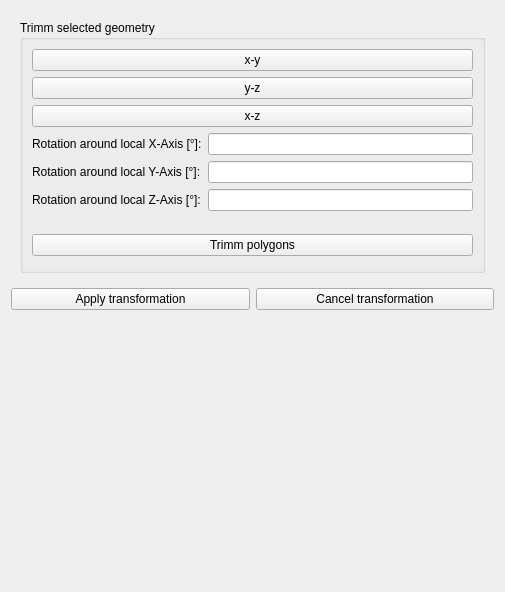
Qt form SIM-VICUS/src/SVPropEditGeometry.ui (Brockaaa/SIM-VICUS) before a commit.
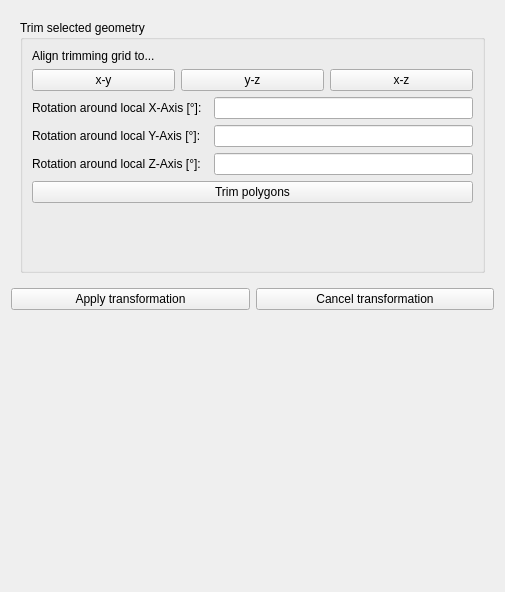
The same form after that commit. Custom widgets are drawn as their Qt base class.

Commit message: added base for UI embedding of the trim feature

What changed in the file:
```diff
--- a/SIM-VICUS/src/SVPropEditGeometry.ui
+++ b/SIM-VICUS/src/SVPropEditGeometry.ui
@@ -578,10 +578,10 @@
        <item row="0" column="0">
         <widget class="QGroupBox" name="groupBox_4">
          <property name="title">
-          <string>Trimm selected geometry</string>
+          <string>Trim selected geometry</string>
          </property>
          <layout class="QGridLayout" name="gridLayout_6">
-          <item row="3" column="1">
+          <item row="4" column="2">
            <widget class="QtExt::ValidatingLineEdit" name="lineEditRotateZ_2">
             <property name="sizePolicy">
              <sizepolicy hsizetype="MinimumExpanding" vsizetype="Fixed">
@@ -597,7 +597,46 @@
             </property>
            </widget>
           </item>
-          <item row="1" column="1">
+          <item row="3" column="0">
+           <widget class="QLabel" name="labelRotationY_2">
+            <property name="minimumSize">
+             <size>
+              <width>0</width>
+              <height>0</height>
+             </size>
+            </property>
+            <property name="text">
+             <string>Rotation around local Y-Axis [°]:</string>
+            </property>
+           </widget>
+          </item>
+          <item row="2" column="0">
+           <widget class="QLabel" name="labelRotationX_2">
+            <property name="minimumSize">
+             <size>
+              <width>0</width>
+              <height>0</height>
+             </size>
+            </property>
+            <property name="text">
+             <string>Rotation around local X-Axis [°]:</string>
+            </property>
+           </widget>
+          </item>
+          <item row="4" column="0">
+           <widget class="QLabel" name="labelRotationZ_2">
+            <property name="minimumSize">
+             <size>
+              <width>0</width>
+              <height>0</height>
+             </size>
+            </property>
+            <property name="text">
+             <string>Rotation around local Z-Axis [°]:</string>
+            </property>
+           </widget>
+          </item>
+          <item row="2" column="2">
            <widget class="QtExt::ValidatingLineEdit" name="lineEditRotateX_2">
             <property name="sizePolicy">
              <sizepolicy hsizetype="MinimumExpanding" vsizetype="Fixed">
@@ -616,109 +655,82 @@
             </property>
            </widget>
           </item>
-          <item row="0" column="0" colspan="2">
+          <item row="3" column="2">
+           <widget class="QtExt::ValidatingLineEdit" name="lineEditRotateY_2">
+            <property name="sizePolicy">
+             <sizepolicy hsizetype="MinimumExpanding" vsizetype="Fixed">
+              <horstretch>0</horstretch>
+              <verstretch>0</verstretch>
+             </sizepolicy>
+            </property>
+            <property name="minimumSize">
+             <size>
+              <width>50</width>
+              <height>0</height>
+             </size>
+            </property>
+           </widget>
+          </item>
+          <item row="5" column="0" colspan="3">
+           <widget class="QPushButton" name="pushButton_4">
+            <property name="text">
+             <string>Trim polygons</string>
+            </property>
+           </widget>
+          </item>
+          <item row="0" column="0" colspan="3">
            <layout class="QVBoxLayout" name="verticalLayout_2">
             <item>
-             <widget class="QPushButton" name="pushButtonTrimmGridXY">
+             <widget class="QLabel" name="label_2">
               <property name="text">
-               <string>x-y</string>
+               <string>Align trimming grid to...</string>
               </property>
              </widget>
             </item>
             <item>
-             <widget class="QPushButton" name="pushButton">
-              <property name="text">
-               <string>y-z</string>
-              </property>
-             </widget>
-            </item>
-            <item>
-             <widget class="QPushButton" name="pushButton_3">
-              <property name="text">
-               <string>x-z</string>
-              </property>
-             </widget>
+             <layout class="QHBoxLayout" name="horizontalLayout_5">
+              <item>
+               <layout class="QHBoxLayout" name="horizontalLayout_9">
+                <item>
+                 <widget class="QPushButton" name="pushButtonTrimmGridXY">
+                  <property name="text">
+                   <string>x-y</string>
+                  </property>
+                 </widget>
+                </item>
+                <item>
+                 <widget class="QPushButton" name="pushButton">
+                  <property name="text">
+                   <string>y-z</string>
+                  </property>
+                 </widget>
+                </item>
+                <item>
+                 <widget class="QPushButton" name="pushButton_3">
+                  <property name="text">
+                   <string>x-z</string>
+                  </property>
+                 </widget>
+                </item>
+               </layout>
+              </item>
+             </layout>
             </item>
            </layout>
           </item>
-          <item row="2" column="1">
-           <widget class="QtExt::ValidatingLineEdit" name="lineEditRotateY_2">
-            <property name="sizePolicy">
-             <sizepolicy hsizetype="MinimumExpanding" vsizetype="Fixed">
-              <horstretch>0</horstretch>
-              <verstretch>0</verstretch>
-             </sizepolicy>
-            </property>
-            <property name="minimumSize">
-             <size>
-              <width>50</width>
-              <height>0</height>
-             </size>
-            </property>
-           </widget>
-          </item>
-          <item row="1" column="0">
-           <widget class="QLabel" name="labelRotationX_2">
-            <property name="minimumSize">
-             <size>
-              <width>0</width>
-              <height>0</height>
-             </size>
-            </property>
-            <property name="text">
-             <string>Rotation around local X-Axis [°]:</string>
-            </property>
-           </widget>
-          </item>
-          <item row="2" column="0">
-           <widget class="QLabel" name="labelRotationY_2">
-            <property name="minimumSize">
-             <size>
-              <width>0</width>
-              <height>0</height>
-             </size>
-            </property>
-            <property name="text">
-             <string>Rotation around local Y-Axis [°]:</string>
-            </property>
-           </widget>
-          </item>
-          <item row="3" column="0">
-           <widget class="QLabel" name="labelRotationZ_2">
-            <property name="minimumSize">
-             <size>
-              <width>0</width>
-              <height>0</height>
-             </size>
-            </property>
-            <property name="text">
-             <string>Rotation around local Z-Axis [°]:</string>
-            </property>
-           </widget>
-          </item>
-          <item row="4" column="1">
-           <spacer name="verticalSpacer_10">
+          <item row="6" column="0">
+           <spacer name="verticalSpacer_3">
             <property name="orientation">
              <enum>Qt::Vertical</enum>
             </property>
-            <property name="sizeType">
-             <enum>QSizePolicy::Preferred</enum>
-            </property>
             <property name="sizeHint" stdset="0">
              <size>
               <width>20</width>
-              <height>17</height>
+              <height>40</height>
              </size>
             </property>
            </spacer>
           </item>
-          <item row="5" column="0" colspan="2">
-           <widget class="QPushButton" name="pushButton_4">
-            <property name="text">
-             <string>Trimm polygons</string>
-            </property>
-           </widget>
-          </item>
          </layout>
         </widget>
        </item>
```
The commit also changes 5 other files.
